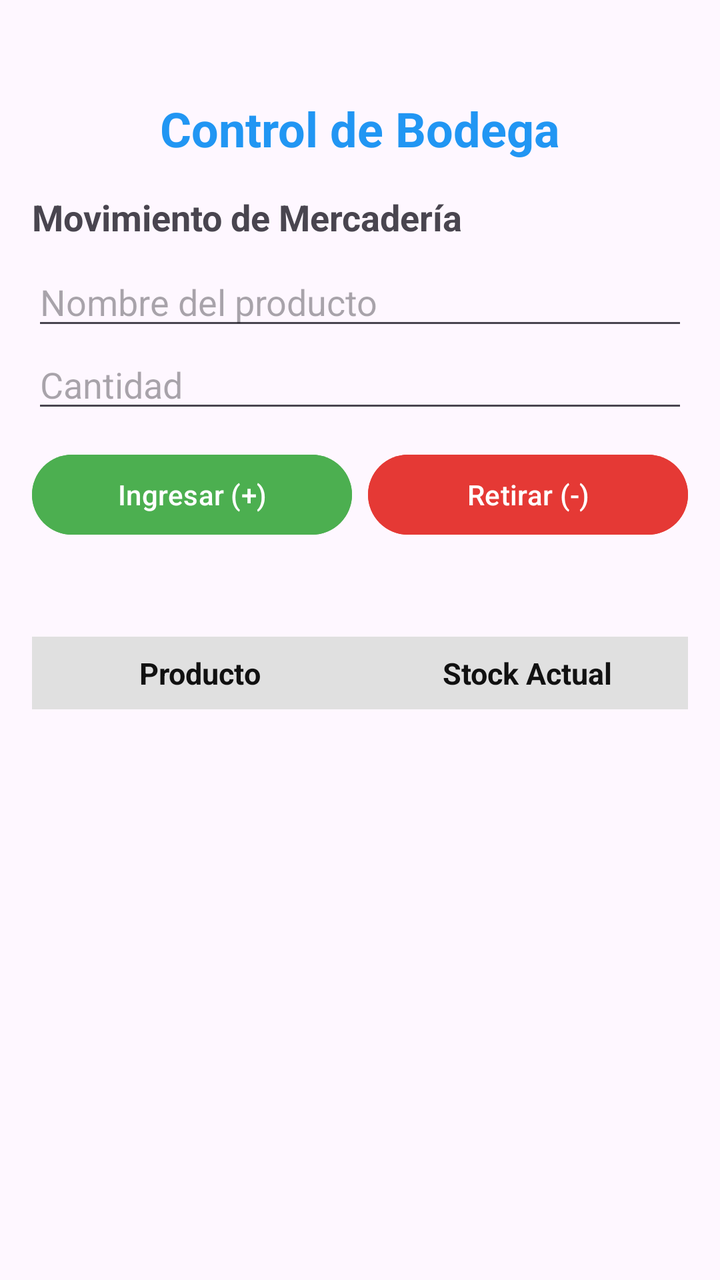
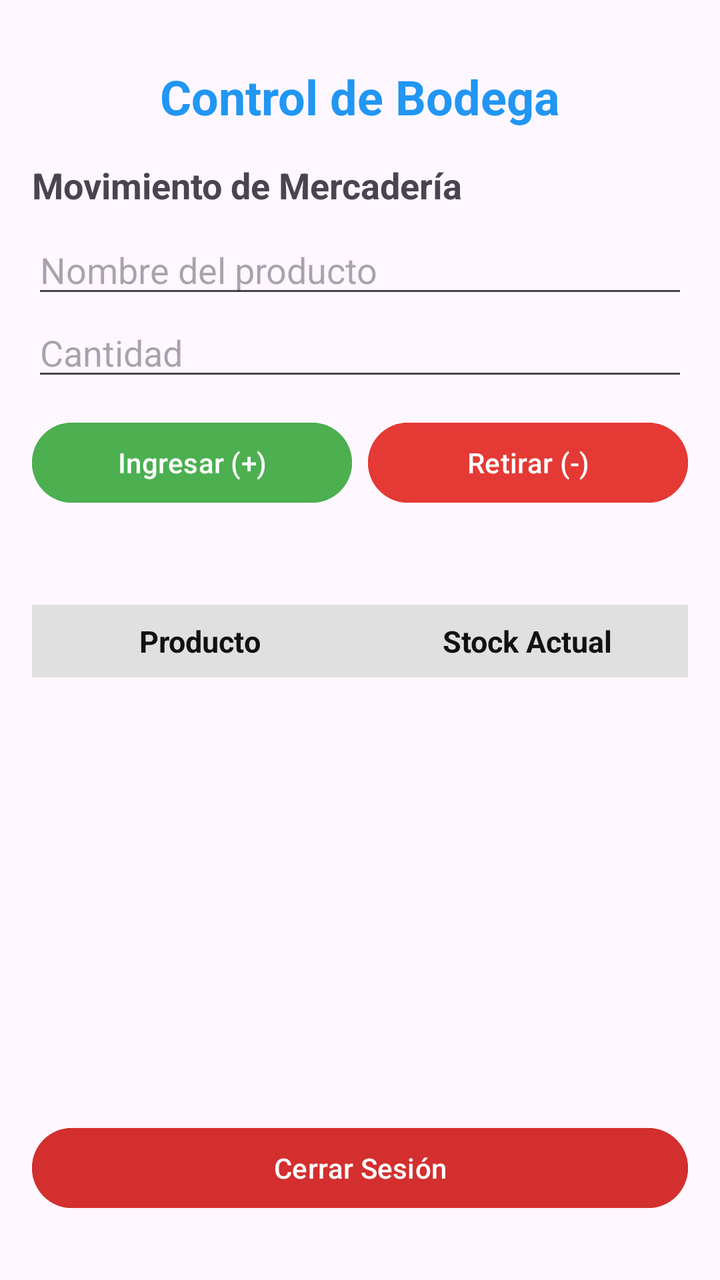

Two renders of the same Android screen: before a commit and after it. Below are the layout's source before the change and the commit's diff.
<!-- AndroidManifest.xml: application theme Theme.ControlBodega -->
<!-- res/layout/activity_main.xml -->
<?xml version="1.0" encoding="utf-8"?>
<androidx.constraintlayout.widget.ConstraintLayout
    xmlns:android="http://schemas.android.com/apk/res/android"
    xmlns:app="http://schemas.android.com/apk/res-auto"
    android:id="@+id/main"
    android:layout_width="match_parent"
    android:layout_height="match_parent"
    android:padding="16dp">

    <TextView
        android:id="@+id/txtTitulo"
        android:layout_width="wrap_content"
        android:layout_height="wrap_content"
        android:text="Control de Bodega"
        android:textSize="24sp"
        android:textStyle="bold"
        android:textColor="#2196F3"
        android:layout_marginTop="32dp"
        app:layout_constraintTop_toTopOf="parent"
        app:layout_constraintStart_toStartOf="parent"
        app:layout_constraintEnd_toEndOf="parent" />

    <LinearLayout
        android:id="@+id/layoutFormulario"
        android:layout_width="match_parent"
        android:layout_height="wrap_content"
        android:orientation="vertical"
        android:layout_marginTop="16dp"
        app:layout_constraintTop_toBottomOf="@id/txtTitulo"
        app:layout_constraintStart_toStartOf="parent"
        app:layout_constraintEnd_toEndOf="parent">

        <TextView
            android:layout_width="wrap_content"
            android:layout_height="wrap_content"
            android:text="Movimiento de Mercadería"
            android:textStyle="bold"
            android:textSize="18sp"
            android:layout_marginBottom="8dp" />

        <EditText
            android:id="@+id/edtProducto"
            android:layout_width="match_parent"
            android:layout_height="wrap_content"
            android:hint="Nombre del producto"
            android:inputType="text" />

        <EditText
            android:id="@+id/edtCantidad"
            android:layout_width="match_parent"
            android:layout_height="wrap_content"
            android:hint="Cantidad"
            android:inputType="number" />

        <LinearLayout
            android:layout_width="match_parent"
            android:layout_height="wrap_content"
            android:orientation="horizontal"
            android:layout_marginTop="12dp">

            <Button
                android:id="@+id/btnIngresar"
                android:layout_width="0dp"
                android:layout_height="wrap_content"
                android:layout_weight="1"
                android:layout_marginEnd="4dp"
                android:text="Ingresar (+)"
                android:backgroundTint="#4CAF50" />

            <Button
                android:id="@+id/btnRetirar"
                android:layout_width="0dp"
                android:layout_height="wrap_content"
                android:layout_weight="1"
                android:layout_marginStart="4dp"
                android:text="Retirar (-)"
                android:backgroundTint="#E53935" />
        </LinearLayout>

        <TextView
            android:id="@+id/txtMensaje"
            android:layout_width="wrap_content"
            android:layout_height="wrap_content"
            android:textStyle="italic"
            android:layout_marginTop="8dp" />
    </LinearLayout>

    <TableLayout
        android:id="@+id/tableStock"
        android:layout_width="match_parent"
        android:layout_height="wrap_content"
        android:stretchColumns="*"
        android:layout_marginTop="20dp"
        app:layout_constraintTop_toBottomOf="@id/layoutFormulario"
        app:layout_constraintStart_toStartOf="parent"
        app:layout_constraintEnd_toEndOf="parent">

        <TableRow android:background="#E0E0E0" android:padding="8dp">
            <TextView
                android:text="Producto"
                android:textStyle="bold"
                android:textColor="#111111"
                android:textSize="15sp"
                android:gravity="center" />
            <TextView
                android:text="Stock Actual"
                android:textStyle="bold"
                android:textColor="#111111"
                android:textSize="15sp"
                android:gravity="center" />
        </TableRow>

    </TableLayout>

</androidx.constraintlayout.widget.ConstraintLayout>
<!-- resources referenced by this layout -->
<resources>
  <style name="Theme.ControlBodega" parent="Base.Theme.ControlBodega" />
  <style name="Base.Theme.ControlBodega" parent="Theme.Material3.DayNight.NoActionBar">
          
          
      </style>
</resources>

<!-- the commit's change to res/layout/activity_main.xml (unified diff, before → after) -->
@@ -15,7 +15,7 @@
         android:textSize="24sp"
         android:textStyle="bold"
         android:textColor="#2196F3"
-        android:layout_marginTop="32dp"
+        android:layout_marginTop="16dp"
         app:layout_constraintTop_toTopOf="parent"
         app:layout_constraintStart_toStartOf="parent"
         app:layout_constraintEnd_toEndOf="parent" />
@@ -112,4 +112,16 @@
 
     </TableLayout>
 
+        <Button
+        android:id="@+id/btnCerrarSesion"
+        android:layout_width="match_parent"
+        android:layout_height="wrap_content"
+        android:text="Cerrar Sesión"
+        android:backgroundTint="#D32F2F"
+        android:textColor="#FFFFFF"
+        android:layout_marginBottom="16dp"
+        app:layout_constraintBottom_toBottomOf="parent"
+        app:layout_constraintStart_toStartOf="parent"
+        app:layout_constraintEnd_toEndOf="parent" />
+
 </androidx.constraintlayout.widget.ConstraintLayout>
